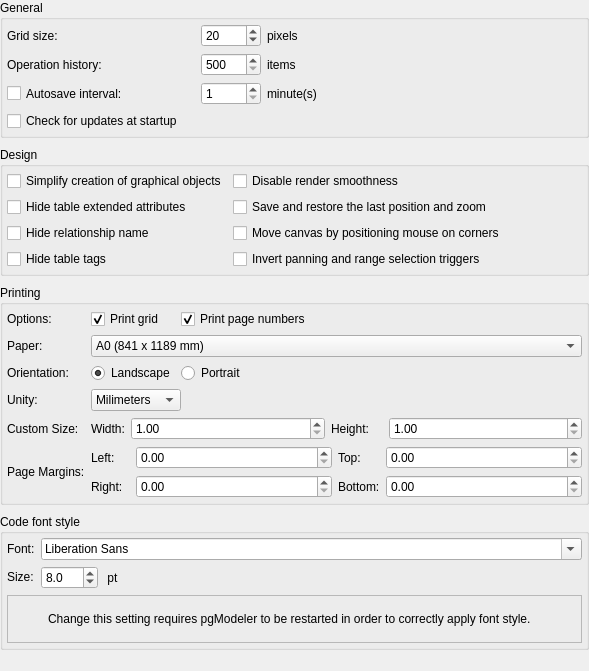
First picture: the form in libpgmodeler_ui/ui/generalconfigwidget.ui, repository pgmodeler/pgmodeler, before the edit.
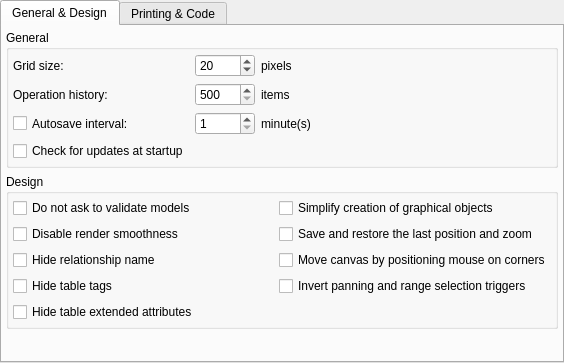
Second picture: the form after the edit. Icons and pictures are not drawn.

Commit message:
If the user try to save, export or diff a model and it is invalidated, pgModeler will first validate and then proceed with the pending operation.
The configuration form was reestrucured decreasing the size occupied on
the screen.

Patch:
```diff
--- a/libpgmodeler_ui/ui/generalconfigwidget.ui
+++ b/libpgmodeler_ui/ui/generalconfigwidget.ui
@@ -6,8 +6,8 @@
    <rect>
     <x>0</x>
     <y>0</y>
-    <width>589</width>
-    <height>671</height>
+    <width>564</width>
+    <height>363</height>
    </rect>
   </property>
   <property name="minimumSize">
@@ -19,7 +19,7 @@
   <property name="windowTitle">
    <string>Form</string>
   </property>
-  <layout class="QGridLayout" name="gridLayout_6">
+  <layout class="QGridLayout" name="gridLayout_4">
    <property name="leftMargin">
     <number>0</number>
    </property>
@@ -32,10 +32,499 @@
    <property name="bottomMargin">
     <number>0</number>
    </property>
-   <property name="spacing">
-    <number>9</number>
-   </property>
+   <item row="0" column="0">
+    <widget class="QTabWidget" name="settings_twg">
+     <property name="minimumSize">
+      <size>
+       <width>0</width>
+       <height>200</height>
+      </size>
+     </property>
+     <property name="currentIndex">
+      <number>0</number>
+     </property>
+     <widget class="QWidget" name="tab">
+      <attribute name="title">
+       <string>General &amp;&amp; Design</string>
+      </attribute>
+      <layout class="QGridLayout" name="gridLayout_11">
+       <property name="leftMargin">
+        <number>4</number>
+       </property>
+       <property name="topMargin">
+        <number>4</number>
+       </property>
+       <property name="rightMargin">
+        <number>4</number>
+       </property>
+       <property name="bottomMargin">
+        <number>4</number>
+       </property>
+       <item row="0" column="0">
+        <widget class="QGroupBox" name="general_gb">
+         <property name="title">
+          <string>General</string>
+         </property>
+         <layout class="QGridLayout" name="gridLayout_2">
+          <property name="leftMargin">
+           <number>4</number>
+          </property>
+          <property name="topMargin">
+           <number>4</number>
+          </property>
+          <property name="rightMargin">
+           <number>4</number>
+          </property>
+          <property name="bottomMargin">
+           <number>4</number>
+          </property>
    <item row="3" column="0">
+           <widget class="QCheckBox" name="autosave_interv_chk">
+            <property name="sizePolicy">
+             <sizepolicy hsizetype="Preferred" vsizetype="Preferred">
+              <horstretch>0</horstretch>
+              <verstretch>0</verstretch>
+             </sizepolicy>
+            </property>
+            <property name="minimumSize">
+             <size>
+              <width>160</width>
+              <height>0</height>
+             </size>
+            </property>
+            <property name="toolTip">
+             <string>The opened models will be saved periodically</string>
+            </property>
+            <property name="text">
+             <string>Autosave interval:</string>
+            </property>
+           </widget>
+          </item>
+          <item row="2" column="0">
+           <widget class="QLabel" name="oplist_size_lbl">
+            <property name="sizePolicy">
+             <sizepolicy hsizetype="Preferred" vsizetype="Preferred">
+              <horstretch>0</horstretch>
+              <verstretch>0</verstretch>
+             </sizepolicy>
+            </property>
+            <property name="minimumSize">
+             <size>
+              <width>120</width>
+              <height>0</height>
+             </size>
+            </property>
+            <property name="text">
+             <string>Operation history:</string>
+            </property>
+           </widget>
+          </item>
+          <item row="3" column="1" colspan="2">
+           <layout class="QHBoxLayout" name="horizontalLayout_2">
+            <item>
+             <widget class="QSpinBox" name="autosave_interv_spb">
+              <property name="sizePolicy">
+               <sizepolicy hsizetype="Preferred" vsizetype="Fixed">
+                <horstretch>0</horstretch>
+                <verstretch>0</verstretch>
+               </sizepolicy>
+              </property>
+              <property name="minimumSize">
+               <size>
+                <width>60</width>
+                <height>0</height>
+               </size>
+              </property>
+              <property name="minimum">
+               <number>1</number>
+              </property>
+              <property name="maximum">
+               <number>30</number>
+              </property>
+             </widget>
+            </item>
+            <item>
+             <widget class="QLabel" name="min_lbl">
+              <property name="sizePolicy">
+               <sizepolicy hsizetype="Expanding" vsizetype="Preferred">
+                <horstretch>0</horstretch>
+                <verstretch>0</verstretch>
+               </sizepolicy>
+              </property>
+              <property name="minimumSize">
+               <size>
+                <width>50</width>
+                <height>0</height>
+               </size>
+              </property>
+              <property name="maximumSize">
+               <size>
+                <width>16777215</width>
+                <height>16777215</height>
+               </size>
+              </property>
+              <property name="text">
+               <string>minute(s)</string>
+              </property>
+             </widget>
+            </item>
+           </layout>
+          </item>
+          <item row="2" column="1" colspan="2">
+           <layout class="QHBoxLayout" name="horizontalLayout_3">
+            <item>
+             <widget class="QSpinBox" name="oplist_size_spb">
+              <property name="sizePolicy">
+               <sizepolicy hsizetype="Minimum" vsizetype="Fixed">
+                <horstretch>0</horstretch>
+                <verstretch>0</verstretch>
+               </sizepolicy>
+              </property>
+              <property name="minimumSize">
+               <size>
+                <width>60</width>
+                <height>0</height>
+               </size>
+              </property>
+              <property name="minimum">
+               <number>500</number>
+              </property>
+              <property name="maximum">
+               <number>1000</number>
+              </property>
+             </widget>
+            </item>
+            <item>
+             <widget class="QLabel" name="items_lbl">
+              <property name="sizePolicy">
+               <sizepolicy hsizetype="Expanding" vsizetype="Preferred">
+                <horstretch>0</horstretch>
+                <verstretch>0</verstretch>
+               </sizepolicy>
+              </property>
+              <property name="minimumSize">
+               <size>
+                <width>50</width>
+                <height>0</height>
+               </size>
+              </property>
+              <property name="maximumSize">
+               <size>
+                <width>16777215</width>
+                <height>16777215</height>
+               </size>
+              </property>
+              <property name="text">
+               <string>items</string>
+              </property>
+             </widget>
+            </item>
+           </layout>
+          </item>
+          <item row="4" column="0">
+           <widget class="QCheckBox" name="check_upd_chk">
+            <property name="toolTip">
+             <string>Check if there is a new version on server</string>
+            </property>
+            <property name="text">
+             <string>Check for updates at startup</string>
+            </property>
+            <property name="checked">
+             <bool>false</bool>
+            </property>
+           </widget>
+          </item>
+          <item row="1" column="1" colspan="2">
+           <layout class="QHBoxLayout" name="horizontalLayout_4">
+            <item>
+             <widget class="QSpinBox" name="grid_size_spb">
+              <property name="sizePolicy">
+               <sizepolicy hsizetype="Minimum" vsizetype="Fixed">
+                <horstretch>0</horstretch>
+                <verstretch>0</verstretch>
+               </sizepolicy>
+              </property>
+              <property name="minimumSize">
+               <size>
+                <width>60</width>
+                <height>0</height>
+               </size>
+              </property>
+              <property name="minimum">
+               <number>10</number>
+              </property>
+              <property name="maximum">
+               <number>100</number>
+              </property>
+              <property name="singleStep">
+               <number>1</number>
+              </property>
+              <property name="value">
+               <number>20</number>
+              </property>
+             </widget>
+            </item>
+            <item>
+             <widget class="QLabel" name="pixels_lbl">
+              <property name="sizePolicy">
+               <sizepolicy hsizetype="Expanding" vsizetype="Preferred">
+                <horstretch>0</horstretch>
+                <verstretch>0</verstretch>
+               </sizepolicy>
+              </property>
+              <property name="minimumSize">
+               <size>
+                <width>50</width>
+                <height>0</height>
+               </size>
+              </property>
+              <property name="maximumSize">
+               <size>
+                <width>16777215</width>
+                <height>16777215</height>
+               </size>
+              </property>
+              <property name="text">
+               <string>pixels</string>
+              </property>
+             </widget>
+            </item>
+           </layout>
+          </item>
+          <item row="1" column="0">
+           <widget class="QLabel" name="grid_size_lbl">
+            <property name="sizePolicy">
+             <sizepolicy hsizetype="Preferred" vsizetype="Preferred">
+              <horstretch>0</horstretch>
+              <verstretch>0</verstretch>
+             </sizepolicy>
+            </property>
+            <property name="minimumSize">
+             <size>
+              <width>120</width>
+              <height>0</height>
+             </size>
+            </property>
+            <property name="text">
+             <string>Grid size:</string>
+            </property>
+           </widget>
+          </item>
+         </layout>
+        </widget>
+       </item>
+       <item row="1" column="0">
+        <widget class="QGroupBox" name="design_gb">
+         <property name="title">
+          <string>Design</string>
+         </property>
+         <layout class="QGridLayout" name="gridLayout_7">
+          <property name="leftMargin">
+           <number>4</number>
+          </property>
+          <property name="topMargin">
+           <number>4</number>
+          </property>
+          <property name="rightMargin">
+           <number>4</number>
+          </property>
+          <property name="bottomMargin">
+           <number>4</number>
+          </property>
+          <item row="0" column="0">
+           <widget class="QCheckBox" name="dont_ask_valid_chk">
+            <property name="toolTip">
+             <string>Operations like save, export and diff will be executed without asking user to validate the model</string>
+            </property>
+            <property name="text">
+             <string>Do not ask to validate models</string>
+            </property>
+           </widget>
+          </item>
+          <item row="0" column="1">
+           <widget class="QCheckBox" name="simple_obj_creation_chk">
+            <property name="sizePolicy">
+             <sizepolicy hsizetype="Preferred" vsizetype="Fixed">
+              <horstretch>0</horstretch>
+              <verstretch>0</verstretch>
+             </sizepolicy>
+            </property>
+            <property name="toolTip">
+             <string>Graphical objects (table, views and textboxes) will be created in a single step without the need to click on canvas </string>
+            </property>
+            <property name="text">
+             <string>Simplify creation of graphical objects</string>
+            </property>
+            <property name="checked">
+             <bool>false</bool>
+            </property>
+           </widget>
+          </item>
+          <item row="4" column="0" colspan="2">
+           <widget class="QCheckBox" name="hide_ext_attribs_chk">
+            <property name="sizePolicy">
+             <sizepolicy hsizetype="Preferred" vsizetype="Fixed">
+              <horstretch>0</horstretch>
+              <verstretch>0</verstretch>
+             </sizepolicy>
+            </property>
+            <property name="toolTip">
+             <string>Hide the portion of table which represent triggers, indexes and rules</string>
+            </property>
+            <property name="text">
+             <string>Hide table extended attributes</string>
+            </property>
+           </widget>
+          </item>
+          <item row="3" column="0">
+           <widget class="QCheckBox" name="hide_table_tags_chk">
+            <property name="sizePolicy">
+             <sizepolicy hsizetype="Preferred" vsizetype="Fixed">
+              <horstretch>0</horstretch>
+              <verstretch>0</verstretch>
+             </sizepolicy>
+            </property>
+            <property name="toolTip">
+             <string>Hide the object which represents the tag assigned to the table</string>
+            </property>
+            <property name="text">
+             <string>Hide table tags</string>
+            </property>
+           </widget>
+          </item>
+          <item row="1" column="0">
+           <widget class="QCheckBox" name="disable_smooth_chk">
+            <property name="sizePolicy">
+             <sizepolicy hsizetype="Expanding" vsizetype="Fixed">
+              <horstretch>0</horstretch>
+              <verstretch>0</verstretch>
+             </sizepolicy>
+            </property>
+            <property name="toolTip">
+             <string>Disable antialiasing for lines and texts improving performance on huge models (requires restart)</string>
+            </property>
+            <property name="text">
+             <string>Disable render smoothness</string>
+            </property>
+           </widget>
+          </item>
+          <item row="2" column="0">
+           <widget class="QCheckBox" name="hide_rel_name_chk">
+            <property name="sizePolicy">
+             <sizepolicy hsizetype="Preferred" vsizetype="Fixed">
+              <horstretch>0</horstretch>
+              <verstretch>0</verstretch>
+             </sizepolicy>
+            </property>
+            <property name="toolTip">
+             <string>Hide the object that represents the relationship name</string>
+            </property>
+            <property name="text">
+             <string>Hide relationship name</string>
+            </property>
+           </widget>
+          </item>
+          <item row="1" column="1">
+           <widget class="QCheckBox" name="save_last_pos_chk">
+            <property name="sizePolicy">
+             <sizepolicy hsizetype="Expanding" vsizetype="Fixed">
+              <horstretch>0</horstretch>
+              <verstretch>0</verstretch>
+             </sizepolicy>
+            </property>
+            <property name="toolTip">
+             <string>After loading the model the last zoom and position on canvas will be restored</string>
+            </property>
+            <property name="text">
+             <string>Save and restore the last position and zoom</string>
+            </property>
+           </widget>
+          </item>
+          <item row="2" column="1">
+           <widget class="QCheckBox" name="corner_move_chk">
+            <property name="sizePolicy">
+             <sizepolicy hsizetype="Expanding" vsizetype="Fixed">
+              <horstretch>0</horstretch>
+              <verstretch>0</verstretch>
+             </sizepolicy>
+            </property>
+            <property name="toolTip">
+             <string>Start move the canvas when the cursor is on the canvas edges</string>
+            </property>
+            <property name="text">
+             <string>Move canvas by positioning mouse on corners</string>
+            </property>
+            <property name="checked">
+             <bool>false</bool>
+            </property>
+           </widget>
+          </item>
+          <item row="3" column="1">
+           <widget class="QCheckBox" name="invert_pan_range_chk">
+            <property name="sizePolicy">
+             <sizepolicy hsizetype="Expanding" vsizetype="Fixed">
+              <horstretch>0</horstretch>
+              <verstretch>0</verstretch>
+             </sizepolicy>
+            </property>
+            <property name="toolTip">
+             <string>By default panning mode is triggered with left click and range selection with Shift + left click.</string>
+            </property>
+            <property name="text">
+             <string>Invert panning and range selection triggers</string>
+            </property>
+            <property name="checked">
+             <bool>false</bool>
+            </property>
+           </widget>
+          </item>
+         </layout>
+        </widget>
+       </item>
+       <item row="2" column="0">
+        <spacer name="verticalSpacer">
+         <property name="orientation">
+          <enum>Qt::Vertical</enum>
+         </property>
+         <property name="sizeHint" stdset="0">
+          <size>
+           <width>20</width>
+           <height>40</height>
+          </size>
+         </property>
+        </spacer>
+       </item>
+      </layout>
+      <zorder>general_gb</zorder>
+      <zorder>verticalSpacer</zorder>
+      <zorder>grid_size_lbl</zorder>
+      <zorder></zorder>
+      <zorder>oplist_size_lbl</zorder>
+      <zorder></zorder>
+      <zorder>autosave_interv_chk</zorder>
+      <zorder></zorder>
+      <zorder>check_upd_chk</zorder>
+      <zorder>items_lbl</zorder>
+      <zorder>design_gb</zorder>
+     </widget>
+     <widget class="QWidget" name="tab_3">
+      <attribute name="title">
+       <string>Printing &amp;&amp; Code</string>
+      </attribute>
+      <layout class="QGridLayout" name="gridLayout_9">
+       <property name="leftMargin">
+        <number>4</number>
+       </property>
+       <property name="topMargin">
+        <number>4</number>
+       </property>
+       <property name="rightMargin">
+        <number>4</number>
+       </property>
+       <property name="bottomMargin">
+        <number>4</number>
+       </property>
+       <item row="1" column="0">
     <widget class="QGroupBox" name="code_font_gb">
      <property name="title">
       <string>Code font style</string>
@@ -53,103 +542,6 @@
       <property name="bottomMargin">
        <number>4</number>
       </property>
-      <item row="2" column="0" colspan="2">
-       <widget class="QFrame" name="info_frm">
-        <property name="sizePolicy">
-         <sizepolicy hsizetype="Preferred" vsizetype="Fixed">
-          <horstretch>0</horstretch>
-          <verstretch>0</verstretch>
-         </sizepolicy>
-        </property>
-        <property name="minimumSize">
-         <size>
-          <width>0</width>
-          <height>48</height>
-         </size>
-        </property>
-        <property name="frameShape">
-         <enum>QFrame::StyledPanel</enum>
-        </property>
-        <property name="frameShadow">
-         <enum>QFrame::Raised</enum>
-        </property>
-        <layout class="QGridLayout" name="gridLayout_4">
-         <property name="leftMargin">
-          <number>2</number>
-         </property>
-         <property name="topMargin">
-          <number>2</number>
-         </property>
-         <property name="rightMargin">
-          <number>2</number>
-         </property>
-         <property name="bottomMargin">
-          <number>2</number>
-         </property>
-         <item row="0" column="0">
-          <widget class="QLabel" name="label_2">
-           <property name="minimumSize">
-            <size>
-             <width>32</width>
-             <height>32</height>
-            </size>
-           </property>
-           <property name="maximumSize">
-            <size>
-             <width>32</width>
-             <height>32</height>
-            </size>
-           </property>
-           <property name="text">
-            <string/>
-           </property>
-           <property name="textFormat">
-            <enum>Qt::AutoText</enum>
-           </property>
-           <property name="pixmap">
-            <pixmap resource="../res/resources.qrc">:/icones/icones/msgbox_info.png</pixmap>
-           </property>
-          </widget>
-         </item>
-         <item row="0" column="1">
-          <widget class="QLabel" name="label_3">
-           <property name="font">
-            <font>
-             <weight>50</weight>
-             <italic>false</italic>
-             <bold>false</bold>
-             <underline>false</underline>
-             <strikeout>false</strikeout>
-             <kerning>true</kerning>
-            </font>
-           </property>
-           <property name="text">
-            <string>&lt;html&gt;&lt;head/&gt;&lt;body&gt;&lt;p&gt;Change this setting requires pgModeler to be restarted in order to correctly apply font style.&lt;/p&gt;&lt;/body&gt;&lt;/html&gt;</string>
-           </property>
-           <property name="wordWrap">
-            <bool>true</bool>
-           </property>
-           <property name="openExternalLinks">
-            <bool>true</bool>
-           </property>
-          </widget>
-         </item>
-        </layout>
-       </widget>
-      </item>
-      <item row="1" column="0">
-       <widget class="QLabel" name="font_lbl_2">
-        <property name="sizePolicy">
-         <sizepolicy hsizetype="Preferred" vsizetype="Fixed">
-          <horstretch>0</horstretch>
-          <verstretch>0</verstretch>
-         </sizepolicy>
-        </property>
-        <property name="text">
-         <string>Size:</string>
-        </property>
-       </widget>
-      </item>
       <item row="1" column="1">
        <layout class="QHBoxLayout" name="horizontalLayout_5">
         <item>
@@ -219,7 +611,7 @@
      </layout>
     </widget>
    </item>
-   <item row="2" column="0">
+       <item row="0" column="0">
     <widget class="QGroupBox" name="printing_gb">
      <property name="title">
       <string>Printing</string>
@@ -756,429 +1148,22 @@
      </layout>
     </widget>
    </item>
-   <item row="1" column="0">
-    <widget class="QGroupBox" name="design_gb">
-     <property name="title">
-      <string>Design</string>
-     </property>
-     <layout class="QGridLayout" name="gridLayout_7">
-      <property name="leftMargin">
-       <number>4</number>
-      </property>
-      <property name="topMargin">
-       <number>4</number>
-      </property>
-      <property name="rightMargin">
-       <number>4</number>
-      </property>
-      <property name="bottomMargin">
-       <number>4</number>
-      </property>
-      <item row="3" column="0">
-       <widget class="QCheckBox" name="hide_table_tags_chk">
-        <property name="sizePolicy">
-         <sizepolicy hsizetype="Preferred" vsizetype="Fixed">
-          <horstretch>0</horstretch>
-          <verstretch>0</verstretch>
-         </sizepolicy>
-        </property>
-        <property name="toolTip">
-         <string>Hide the object which represents the tag assigned to the table</string>
-        </property>
-        <property name="text">
-         <string>Hide table tags</string>
-        </property>
-       </widget>
-      </item>
-      <item row="3" column="1">
-       <widget class="QCheckBox" name="invert_pan_range_chk">
-        <property name="sizePolicy">
-         <sizepolicy hsizetype="Expanding" vsizetype="Fixed">
-          <horstretch>0</horstretch>
-          <verstretch>0</verstretch>
-         </sizepolicy>
-        </property>
-        <property name="toolTip">
-         <string>By default panning mode is triggered with left click and range selection with Shift + left click.</string>
-        </property>
-        <property name="text">
-         <string>Invert panning and range selection triggers</string>
-        </property>
-        <property name="checked">
-         <bool>false</bool>
-        </property>
-       </widget>
-      </item>
-      <item row="1" column="1">
-       <widget class="QCheckBox" name="save_last_pos_chk">
-        <property name="sizePolicy">
-         <sizepolicy hsizetype="Expanding" vsizetype="Fixed">
-          <horstretch>0</horstretch>
-          <verstretch>0</verstretch>
-         </sizepolicy>
-        </property>
-        <property name="toolTip">
-         <string>After loading the model the last zoom and position on canvas will be restored</string>
-        </property>
-        <property name="text">
-         <string>Save and restore the last position and zoom</string>
-        </property>
-       </widget>
-      </item>
-      <item row="1" column="0">
-       <widget class="QCheckBox" name="hide_ext_attribs_chk">
-        <property name="sizePolicy">
-         <sizepolicy hsizetype="Preferred" vsizetype="Fixed">
-          <horstretch>0</horstretch>
-          <verstretch>0</verstretch>
-         </sizepolicy>
-        </property>
-        <property name="toolTip">
-         <string>Hide the portion of table which represent triggers, indexes and rules</string>
-        </property>
-        <property name="text">
-         <string>Hide table extended attributes</string>
-        </property>
-       </widget>
-      </item>
       <item row="2" column="0">
-       <widget class="QCheckBox" name="hide_rel_name_chk">
-        <property name="sizePolicy">
-         <sizepolicy hsizetype="Preferred" vsizetype="Fixed">
-          <horstretch>0</horstretch>
-          <verstretch>0</verstretch>
-         </sizepolicy>
-        </property>
-        <property name="toolTip">
-         <string>Hide the object that represents the relationship name</string>
-        </property>
-        <property name="text">
-         <string>Hide relationship name</string>
-        </property>
-       </widget>
-      </item>
-      <item row="0" column="0">
-       <widget class="QCheckBox" name="simple_obj_creation_chk">
-        <property name="sizePolicy">
-         <sizepolicy hsizetype="Preferred" vsizetype="Fixed">
-          <horstretch>0</horstretch>
-          <verstretch>0</verstretch>
-         </sizepolicy>
-        </property>
-        <property name="toolTip">
-         <string>Graphical objects (table, views and textboxes) will be created in a single step without the need to click on canvas </string>
-        </property>
-        <property name="text">
-         <string>Simplify creation of graphical objects</string>
-        </property>
-        <property name="checked">
-         <bool>false</bool>
-        </property>
-       </widget>
-      </item>
-      <item row="2" column="1">
-       <widget class="QCheckBox" name="corner_move_chk">
-        <property name="sizePolicy">
-         <sizepolicy hsizetype="Expanding" vsizetype="Fixed">
-          <horstretch>0</horstretch>
-          <verstretch>0</verstretch>
-         </sizepolicy>
-        </property>
-        <property name="toolTip">
-         <string>Start move the canvas when the cursor is on the canvas edges</string>
-        </property>
-        <property name="text">
-         <string>Move canvas by positioning mouse on corners</string>
-        </property>
-        <property name="checked">
-         <bool>false</bool>
-        </property>
-       </widget>
-      </item>
-      <item row="0" column="1">
-       <widget class="QCheckBox" name="disable_smooth_chk">
-        <property name="sizePolicy">
-         <sizepolicy hsizetype="Expanding" vsizetype="Fixed">
-          <horstretch>0</horstretch>
-          <verstretch>0</verstretch>
-         </sizepolicy>
-        </property>
-        <property name="toolTip">
-         <string>Disable antialiasing for lines and texts improving performance on huge models (requires restart)</string>
-        </property>
-        <property name="text">
-         <string>Disable render smoothness</string>
-        </property>
-       </widget>
-      </item>
-     </layout>
-    </widget>
-   </item>
-   <item row="0" column="0">
-    <widget class="QGroupBox" name="general_gb">
-     <property name="title">
-      <string>General</string>
-     </property>
-     <layout class="QGridLayout" name="gridLayout_2">
-      <property name="leftMargin">
-       <number>4</number>
-      </property>
-      <property name="topMargin">
-       <number>4</number>
-      </property>
-      <property name="rightMargin">
-       <number>4</number>
-      </property>
-      <property name="bottomMargin">
-       <number>4</number>
-      </property>
-      <item row="1" column="1" colspan="2">
-       <layout class="QHBoxLayout" name="horizontalLayout_4">
-        <item>
-         <widget class="QSpinBox" name="grid_size_spb">
-          <property name="sizePolicy">
-           <sizepolicy hsizetype="Minimum" vsizetype="Fixed">
-            <horstretch>0</horstretch>
-            <verstretch>0</verstretch>
-           </sizepolicy>
-          </property>
-          <property name="minimumSize">
-           <size>
-            <width>60</width>
-            <height>0</height>
-           </size>
-          </property>
-          <property name="minimum">
-           <number>10</number>
-          </property>
-          <property name="maximum">
-           <number>100</number>
-          </property>
-          <property name="singleStep">
-           <number>1</number>
-          </property>
-          <property name="value">
-           <number>20</number>
-          </property>
-         </widget>
-        </item>
-        <item>
-         <widget class="QLabel" name="pixels_lbl">
-          <property name="sizePolicy">
-           <sizepolicy hsizetype="Expanding" vsizetype="Preferred">
-            <horstretch>0</horstretch>
-            <verstretch>0</verstretch>
-           </sizepolicy>
-          </property>
-          <property name="minimumSize">
-           <size>
-            <width>50</width>
-            <height>0</height>
-           </size>
-          </property>
-          <property name="maximumSize">
-           <size>
-            <width>16777215</width>
-            <height>16777215</height>
-           </size>
-          </property>
-          <property name="text">
-           <string>pixels</string>
-          </property>
-         </widget>
-        </item>
-       </layout>
-      </item>
-      <item row="3" column="1" colspan="2">
-       <layout class="QHBoxLayout" name="horizontalLayout_2">
-        <item>
-         <widget class="QSpinBox" name="autosave_interv_spb">
-          <property name="sizePolicy">
-           <sizepolicy hsizetype="Preferred" vsizetype="Fixed">
-            <horstretch>0</horstretch>
-            <verstretch>0</verstretch>
-           </sizepolicy>
-          </property>
-          <property name="minimumSize">
-           <size>
-            <width>60</width>
-            <height>0</height>
-           </size>
-          </property>
-          <property name="minimum">
-           <number>1</number>
-          </property>
-          <property name="maximum">
-           <number>30</number>
-          </property>
-         </widget>
-        </item>
-        <item>
-         <widget class="QLabel" name="min_lbl">
-          <property name="sizePolicy">
-           <sizepolicy hsizetype="Expanding" vsizetype="Preferred">
-            <horstretch>0</horstretch>
-            <verstretch>0</verstretch>
-           </sizepolicy>
-          </property>
-          <property name="minimumSize">
-           <size>
-            <width>50</width>
-            <height>0</height>
-           </size>
-          </property>
-          <property name="maximumSize">
-           <size>
-            <width>16777215</width>
-            <height>16777215</height>
-           </size>
-          </property>
-          <property name="text">
-           <string>minute(s)</string>
-          </property>
-         </widget>
-        </item>
-       </layout>
-      </item>
-      <item row="1" column="0">
-       <widget class="QLabel" name="grid_size_lbl">
-        <property name="sizePolicy">
-         <sizepolicy hsizetype="Preferred" vsizetype="Preferred">
-          <horstretch>0</horstretch>
-          <verstretch>0</verstretch>
-         </sizepolicy>
-        </property>
-        <property name="minimumSize">
-         <size>
-          <width>120</width>
-          <height>0</height>
-         </size>
-        </property>
-        <property name="text">
-         <string>Grid size:</string>
-        </property>
-       </widget>
-      </item>
-      <item row="2" column="1" colspan="2">
-       <layout class="QHBoxLayout" name="horizontalLayout_3">
-        <item>
-         <widget class="QSpinBox" name="oplist_size_spb">
-          <property name="sizePolicy">
-           <sizepolicy hsizetype="Minimum" vsizetype="Fixed">
-            <horstretch>0</horstretch>
-            <verstretch>0</verstretch>
-           </sizepolicy>
-          </property>
-          <property name="minimumSize">
-           <size>
-            <width>60</width>
-            <height>0</height>
-           </size>
-          </property>
-          <property name="minimum">
-           <number>500</number>
-          </property>
-          <property name="maximum">
-           <number>1000</number>
-          </property>
-         </widget>
-        </item>
-        <item>
-         <widget class="QLabel" name="items_lbl">
-          <property name="sizePolicy">
-           <sizepolicy hsizetype="Expanding" vsizetype="Preferred">
-            <horstretch>0</horstretch>
-            <verstretch>0</verstretch>
-           </sizepolicy>
-          </property>
-          <property name="minimumSize">
-           <size>
-            <width>50</width>
-            <height>0</height>
-           </size>
-          </property>
-          <property name="maximumSize">
-           <size>
-            <width>16777215</width>
-            <height>16777215</height>
-           </size>
-          </property>
-          <property name="text">
-           <string>items</string>
-          </property>
-         </widget>
-        </item>
-       </layout>
-      </item>
-      <item row="4" column="0">
-       <widget class="QCheckBox" name="check_upd_chk">
-        <property name="toolTip">
-         <string>Check if there is a new version on server</string>
-        </property>
-        <property name="text">
-         <string>Check for updates at startup</string>
-        </property>
-        <property name="checked">
-         <bool>false</bool>
-        </property>
-       </widget>
-      </item>
-      <item row="2" column="0">
-       <widget class="QLabel" name="oplist_size_lbl">
-        <property name="sizePolicy">
-         <sizepolicy hsizetype="Preferred" vsizetype="Preferred">
-          <horstretch>0</horstretch>
-          <verstretch>0</verstretch>
-         </sizepolicy>
-        </property>
-        <property name="minimumSize">
-         <size>
-          <width>120</width>
-          <height>0</height>
-         </size>
-        </property>
-        <property name="text">
-         <string>Operation history:</string>
-        </property>
-       </widget>
-      </item>
-      <item row="3" column="0">
-       <widget class="QCheckBox" name="autosave_interv_chk">
-        <property name="sizePolicy">
-         <sizepolicy hsizetype="Preferred" vsizetype="Preferred">
-          <horstretch>0</horstretch>
-          <verstretch>0</verstretch>
-         </sizepolicy>
-        </property>
-        <property name="minimumSize">
-         <size>
-          <width>160</width>
-          <height>0</height>
-         </size>
-        </property>
-        <property name="toolTip">
-         <string>The opened models will be saved periodically</string>
-        </property>
-        <property name="text">
-         <string>Autosave interval:</string>
-        </property>
-       </widget>
-      </item>
-     </layout>
-    </widget>
-   </item>
-   <item row="4" column="0">
-    <spacer name="verticalSpacer_3">
+        <spacer name="verticalSpacer_2">
      <property name="orientation">
       <enum>Qt::Vertical</enum>
      </property>
      <property name="sizeHint" stdset="0">
       <size>
        <width>20</width>
-       <height>30</height>
+           <height>40</height>
       </size>
      </property>
     </spacer>
+       </item>
+      </layout>
+     </widget>
+    </widget>
    </item>
   </layout>
  </widget>
```
Left out of the diff: 37 changed lines with no effect on the pictures. Lines whose indentation alone changed are shown as unchanged. The commit also changes 17 other files.
